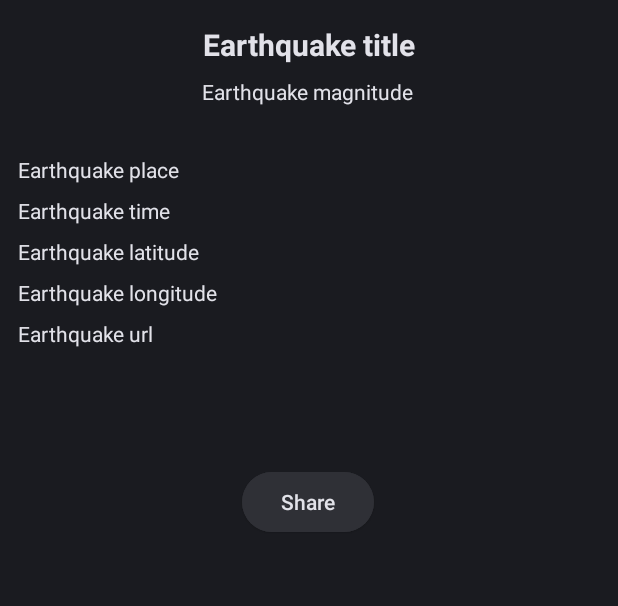
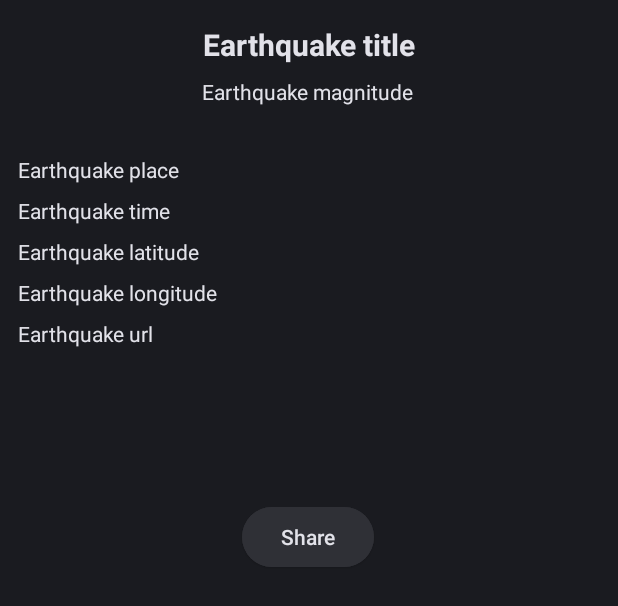
Before and after one commit to Manuesh/Earthquakes, an Android app: the layout activity_detail.xml on its own in the app's theme, with its tools: preview values and no code run, on a phone screen of 412 x 824 dp. Shown: the top 606 px of the screen. Run offline under Robolectric (Android 15) with nearby library versions, the phone set to English and light mode, and no system bars.

Commit message:
TextViews and Share button refactoring

```diff
--- a/app/src/main/res/layout/activity_detail.xml
+++ b/app/src/main/res/layout/activity_detail.xml
@@ -51,7 +51,7 @@
             android:layout_marginTop="60dp"
             android:layout_marginEnd="337dp"
             android:textAlignment="textStart"
-            android:text="@{`Place:\t` +earthquake.place}"
+            android:text="@{`Place:\n` +earthquake.place}"
             android:textColor="@color/material_dynamic_neutral90"
             app:layout_constraintEnd_toEndOf="parent"
             app:layout_constraintHorizontal_bias="0.0"
@@ -133,7 +133,7 @@
             app:layout_constraintHorizontal_bias="0.498"
             app:layout_constraintStart_toStartOf="parent"
             app:layout_constraintTop_toBottomOf="@+id/textEarthquakeMagnitude"
-            app:layout_constraintVertical_bias="0.34" />
+            app:layout_constraintVertical_bias="0.373" />
 
 
     </androidx.constraintlayout.widget.ConstraintLayout>
```
